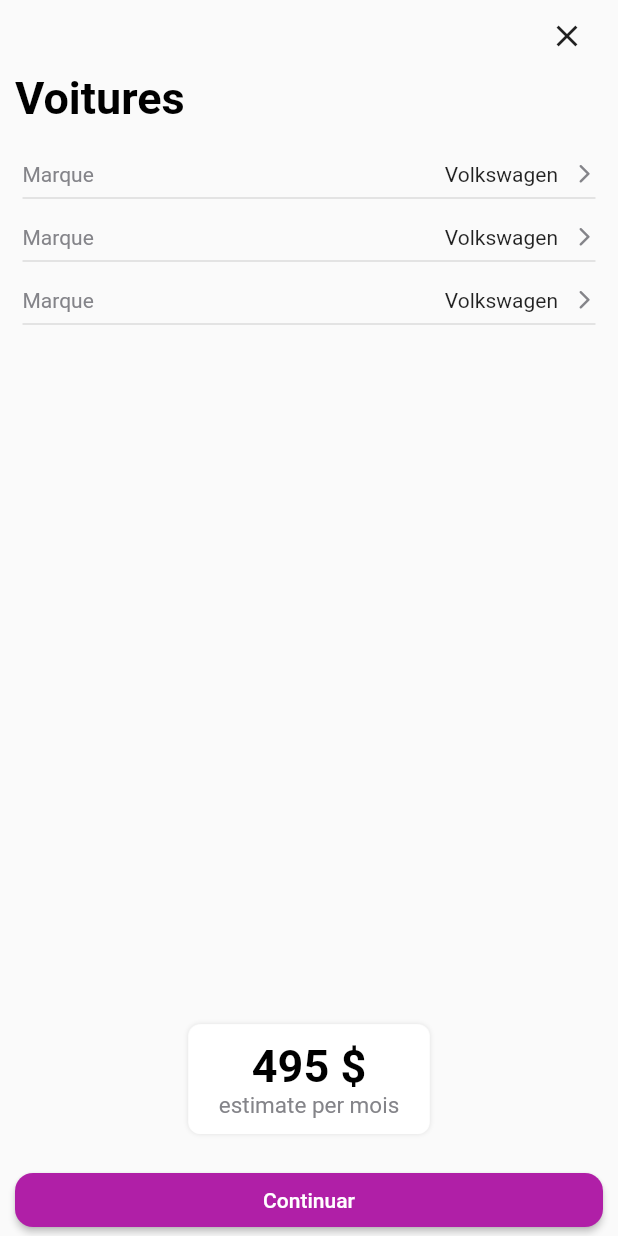
After one commit to Moustapha918/general-drive-mobile, a Flutter app: the screen it shows after launch, after a tap on "Pass de litre", on a phone screen of 412 x 824 dp. The commit adds this screen. Run offline on Flutter 3.47's test engine with Material 2 defaults, Android fonts, the phone set to English and light mode, and no system bars.

Commit message:
car detail widget

```diff
--- /dev/null
+++ b/lib/dashboard/car_detail.dart
@@ -0,0 +1,105 @@
+import 'package:flutter/material.dart';
+import 'package:general_mobile_drive/dashboard/car_detail_widget.dart';
+
+import '../extra/ccolors.dart';
+
+class CarDetailScreen extends StatefulWidget {
+  const CarDetailScreen({Key? key}) : super(key: key);
+
+  @override
+  State<CarDetailScreen> createState() => _CarDetailScreenState();
+}
+
+class _CarDetailScreenState extends State<CarDetailScreen> {
+  @override
+  Widget build(BuildContext context) {
+    return SafeArea(
+      child: Scaffold(
+        body: Padding(
+          padding: const EdgeInsets.symmetric(horizontal: 10),
+          child: SizedBox(
+            height: MediaQuery.of(context).size.height,
+            child: Column(
+              mainAxisSize: MainAxisSize.max,
+              crossAxisAlignment: CrossAxisAlignment.start,
+              children: [
+                Align(
+                  alignment: Alignment.bottomRight,
+                  child: CloseButton(onPressed: () {
+                    Navigator.of(context).pop();
+                  }),
+                ),
+                const Text(
+                  "Voitures",
+                  style: TextStyle(
+                      color: Colors.black,
+                      fontWeight: FontWeight.bold,
+                      fontSize: 30),
+                ),
+                const SizedBox(
+                  height: 20,
+                ),
+                const CarDetailWidget(),
+                const CarDetailWidget(),
+                const CarDetailWidget(),
+                Expanded(
+                  child: Align(
+                    alignment: Alignment.bottomCenter,
+                    child: Column(
+                      mainAxisSize: MainAxisSize.min,
+                      children: [
+                        Container(
+                          decoration: BoxDecoration(
+                              color: Colors.white,
+                              borderRadius: BorderRadius.circular(8),
+                              boxShadow: [
+                                BoxShadow(
+                                    color: Colors.black.withOpacity(0.1),
+                                    blurStyle: BlurStyle.outer,
+                                    blurRadius: 2),
+                              ]),
+                          padding: const EdgeInsets.symmetric(
+                              horizontal: 20, vertical: 10),
+                          child: Column(
+                            children: [
+                              const Text(
+                                "495 \$",
+                                style: TextStyle(
+                                    color: Colors.black,
+                                    fontWeight: FontWeight.bold,
+                                    fontSize: 30),
+                              ),
+                              Text(
+                                "estimate per mois",
+                                style: TextStyle(
+                                    color: CColors.textColor, fontSize: 15),
+                              ),
+                            ],
+                          ),
+                        ),
+                        const SizedBox(
+                          height: 20,
+                        ),
+                        SizedBox(
+                          width: double.infinity,
+                          child: ElevatedButton(
+                            onPressed: () {},
+                            child: const Text("Continuar"),
+                            style: ElevatedButton.styleFrom(
+                                backgroundColor: CColors.blueColor,
+                                shape: RoundedRectangleBorder(
+                                    borderRadius: BorderRadius.circular(12))),
+                          ),
+                        )
+                      ],
+                    ),
+                  ),
+                ),
+              ],
+            ),
+          ),
+        ),
+      ),
+    );
+  }
+}
--- /dev/null
+++ b/lib/dashboard/car_detail_widget.dart
@@ -0,0 +1,45 @@
+import 'package:flutter/material.dart';
+
+import '../extra/ccolors.dart';
+
+class CarDetailWidget extends StatelessWidget {
+  const CarDetailWidget({
+    Key? key,
+  }) : super(key: key);
+
+  @override
+  Widget build(BuildContext context) {
+    return Padding(
+      padding: const EdgeInsets.all(5.0),
+      child: Column(
+        children: [
+          Row(
+            mainAxisAlignment: MainAxisAlignment.spaceBetween,
+            children: [
+              Text(
+                "Marque",
+                style: TextStyle(color: CColors.textColor),
+              ),
+              Row(
+                children: [
+                  const Text("Volkswagen"),
+                  const SizedBox(
+                    width: 10,
+                  ),
+                  Icon(
+                    Icons.arrow_forward_ios_rounded,
+                    color: CColors.textColor,
+                    size: 15,
+                  )
+                ],
+              ),
+            ],
+          ),
+          const Divider(
+            thickness: 1,
+          ),
+        ],
+      ),
+    );
+  }
+}
--- a/lib/dashboard/dashboard_screen.dart
+++ b/lib/dashboard/dashboard_screen.dart
@@ -1,4 +1,5 @@
 import 'package:flutter/material.dart';
+import 'package:general_mobile_drive/dashboard/car_detail.dart';
 
 import '../extra/ccolors.dart';
 
@@ -16,13 +17,13 @@ class _DashboardScreenState extends State<DashboardScreen> {
       child: Scaffold(
         bottomNavigationBar: BottomNavigationBar(
           selectedItemColor: CColors.blueColor,
-          unselectedItemColor: CColors.textColor,iconSize: 20,
+          unselectedItemColor: CColors.textColor,
+          iconSize: 20,
           showSelectedLabels: true,
           showUnselectedLabels: true,
           type: BottomNavigationBarType.fixed,
           selectedLabelStyle: const TextStyle(fontSize: 12),
           unselectedLabelStyle: const TextStyle(fontSize: 12),
-
           items: [
             BottomNavigationBarItem(
                 icon: Icon(
@@ -30,7 +31,6 @@ class _DashboardScreenState extends State<DashboardScreen> {
                   color: CColors.blueColor,
                 ),
                 label: "Voltures"),
-
             const BottomNavigationBarItem(
                 icon: Icon(Icons.mail), label: "Dememdes"),
             const BottomNavigationBarItem(
@@ -139,6 +139,13 @@ class _DashboardScreenState extends State<DashboardScreen> {
                     itemBuilder: (context, index) {
                       return ListTile(
                         contentPadding: EdgeInsets.zero,
+                        onTap: () {
+                          Navigator.push(
+                              context,
+                              MaterialPageRoute(
+                                builder: (context) => const CarDetailScreen(),
+                              ));
+                        },
                         leading: const CircleAvatar(
                           backgroundImage: AssetImage("assets/images/car.jpg"),
                           radius: 30,
@@ -169,7 +176,9 @@ class _DashboardScreenState extends State<DashboardScreen> {
                                 )
                               ],
                             ),
-                            SizedBox(height: 2,),
+                            const SizedBox(
+                              height: 2,
+                            ),
                             Container(
                               padding: const EdgeInsets.all(2),
                               decoration: BoxDecoration(
```
